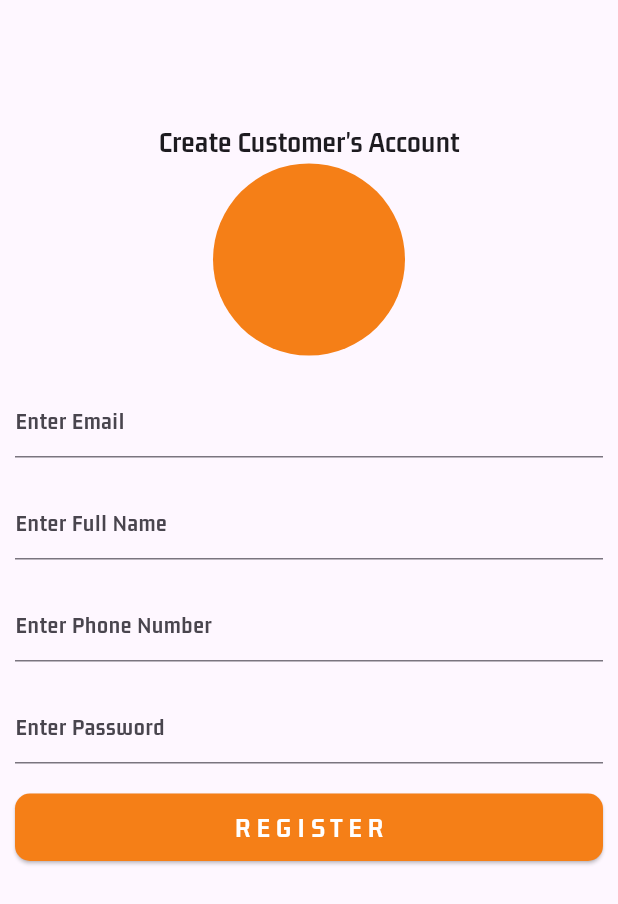
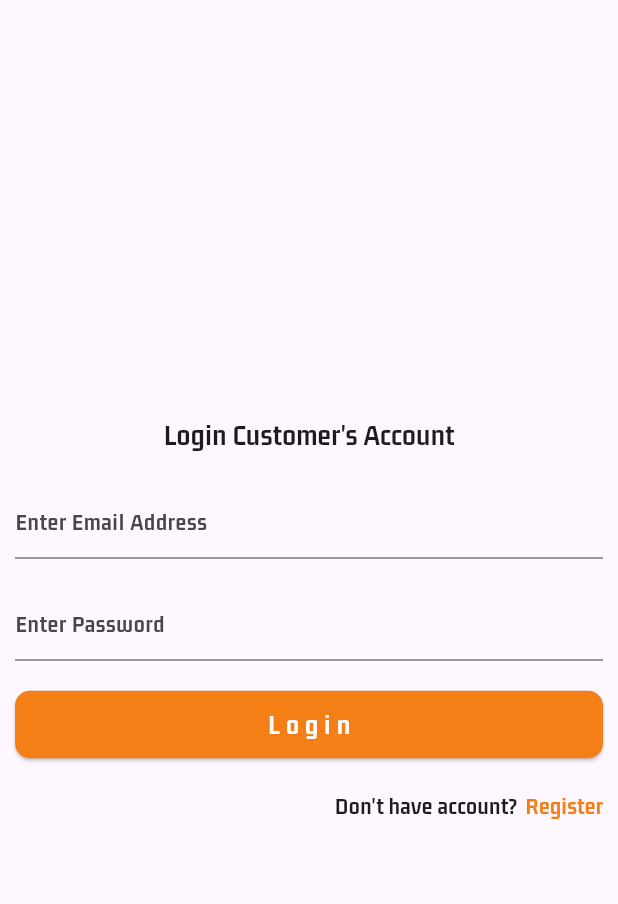
Before and after one commit to QuocHuy78035/ecommerce_app, a Flutter app: the screen it shows after launch, on a phone screen of 412 x 824 dp. Shown: the top 904 px of the screen. Run offline on Flutter 3.47's test engine with Material 3 defaults, Android fonts, the phone set to English and light mode, and no system bars; our stand-ins replace cloud_firestore, firebase_core, flutter_svg; accounts and stored records are empty.

Commit message:
add login_screen uui

```diff
--- a/lib/main.dart
+++ b/lib/main.dart
@@ -1,5 +1,4 @@
-import 'package:ecomerce_app/views/auth/register_screen.dart';
-import 'package:ecomerce_app/views/buyer/main_screen.dart';
+import 'package:ecomerce_app/views/auth/login_screen.dart';
 import 'package:firebase_core/firebase_core.dart';
 import 'package:flutter/material.dart';
 
@@ -27,7 +26,7 @@ class MyApp extends StatelessWidget {
         colorScheme: ColorScheme.fromSeed(seedColor: Colors.deepPurple),
         useMaterial3: true,
       ),
-      home: const RegisterScreen(),
+      home: const LoginScreen(),
     );
   }
 }
--- /dev/null
+++ b/lib/views/auth/login_screen.dart
@@ -0,0 +1,81 @@
+import 'package:flutter/material.dart';
+
+class LoginScreen extends StatelessWidget {
+  const LoginScreen({super.key});
+
+  @override
+  Widget build(BuildContext context) {
+    return Scaffold(
+      body: Padding(
+        padding: const EdgeInsets.symmetric(horizontal: 10),
+        child: Column(
+          mainAxisAlignment: MainAxisAlignment.center,
+          children: [
+            const Text(
+              "Login Customer's Account",
+              style: TextStyle(
+                fontWeight: FontWeight.bold,
+                fontSize: 20,
+              ),
+            ),
+            const SizedBox(
+              height: 20,
+            ),
+            TextFormField(
+              decoration:
+                  const InputDecoration(hintText: "Enter Email Address"),
+            ),
+            const SizedBox(
+              height: 20,
+            ),
+            TextFormField(
+              decoration: const InputDecoration(hintText: "Enter Password"),
+            ),
+            const SizedBox(
+              height: 20,
+            ),
+            SizedBox(
+              height: 45,
+              width: MediaQuery.of(context).size.width,
+              child: ElevatedButton(
+                style: ElevatedButton.styleFrom(
+                    backgroundColor: Colors.yellow.shade900,
+                    shape: RoundedRectangleBorder(
+                        borderRadius: BorderRadius.circular(10))),
+                onPressed: () {},
+                child: const Text(
+                  "Login",
+                  style: TextStyle(
+                    fontSize: 19,
+                    fontWeight: FontWeight.bold,
+                    color: Colors.white,
+                    letterSpacing: 4,
+                  ),
+                ),
+              ),
+            ),
+            const SizedBox(
+              height: 20,
+            ),
+            Row(
+              mainAxisAlignment: MainAxisAlignment.end,
+              children: [
+                const Text("Don't have account?", style: TextStyle(fontSize: 16),),
+                const SizedBox(
+                  width: 5,
+                ),
+                Text(
+                  "Register",
+                  style: TextStyle(
+                    color: Colors.yellow.shade900,
+                    fontSize: 16
+                  ),
+                )
+              ],
+            )
+          ],
+        ),
+      ),
+    );
+  }
+}
```
